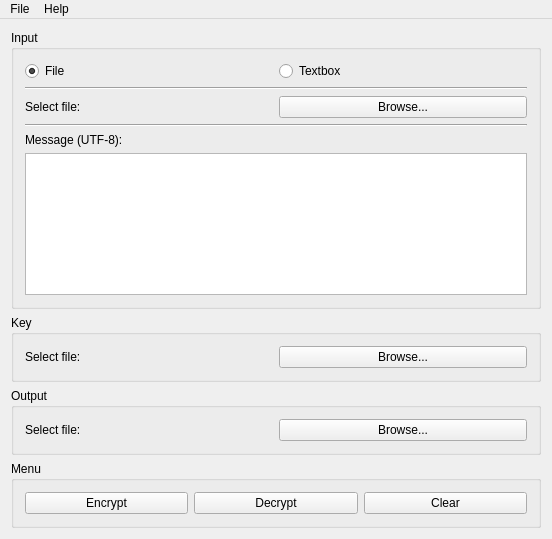
Old version of the form crackwindow.ui in the repository IvanAlejandro888/crackcryptor.
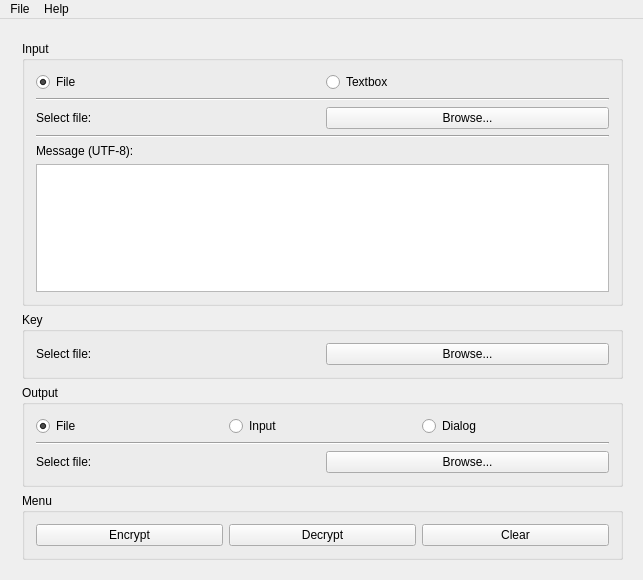
New version of the form. Icons and pictures are not drawn.

```diff
--- a/crackwindow.ui
+++ b/crackwindow.ui
@@ -6,8 +6,8 @@
    <rect>
     <x>0</x>
     <y>0</y>
-    <width>552</width>
-    <height>539</height>
+    <width>643</width>
+    <height>580</height>
    </rect>
   </property>
   <property name="windowTitle">
@@ -20,6 +20,36 @@
   <widget class="QWidget" name="centralWidget">
    <layout class="QVBoxLayout" name="verticalLayout">
     <item>
+     <widget class="QScrollArea" name="scrollArea">
+      <property name="frameShape">
+       <enum>QFrame::VLine</enum>
+      </property>
+      <property name="frameShadow">
+       <enum>QFrame::Plain</enum>
+      </property>
+      <property name="lineWidth">
+       <number>-1</number>
+      </property>
+      <property name="horizontalScrollBarPolicy">
+       <enum>Qt::ScrollBarAsNeeded</enum>
+      </property>
+      <property name="sizeAdjustPolicy">
+       <enum>QAbstractScrollArea::AdjustToContents</enum>
+      </property>
+      <property name="widgetResizable">
+       <bool>true</bool>
+      </property>
+      <widget class="QWidget" name="main_scroll">
+       <property name="geometry">
+        <rect>
+         <x>0</x>
+         <y>0</y>
+         <width>627</width>
+         <height>541</height>
+        </rect>
+       </property>
+       <layout class="QVBoxLayout" name="verticalLayout_5">
+        <item>
      <widget class="QGroupBox" name="iGroup">
       <property name="title">
        <string>Input</string>
@@ -124,6 +154,41 @@
        <string>Output</string>
       </property>
       <layout class="QVBoxLayout" name="verticalLayout_4">
+           <item>
+            <layout class="QHBoxLayout" name="horizontalLayout_4">
+             <item>
+              <widget class="QRadioButton" name="gFile2">
+               <property name="text">
+                <string>File</string>
+               </property>
+               <property name="checked">
+                <bool>true</bool>
+               </property>
+              </widget>
+             </item>
+             <item>
+              <widget class="QRadioButton" name="gInput">
+               <property name="text">
+                <string>Input</string>
+               </property>
+              </widget>
+             </item>
+             <item>
+              <widget class="QRadioButton" name="gDialog">
+               <property name="text">
+                <string>Dialog</string>
+               </property>
+              </widget>
+             </item>
+            </layout>
+           </item>
+           <item>
+            <widget class="Line" name="line_3">
+             <property name="orientation">
+              <enum>Qt::Horizontal</enum>
+             </property>
+            </widget>
+           </item>
        <item>
         <layout class="QHBoxLayout" name="horizontalLayout_6">
          <item>
@@ -177,12 +242,16 @@
     </item>
    </layout>
   </widget>
+     </widget>
+    </item>
+   </layout>
+  </widget>
   <widget class="QMenuBar" name="menuBar">
    <property name="geometry">
     <rect>
      <x>0</x>
      <y>0</y>
-     <width>552</width>
+     <width>643</width>
      <height>23</height>
     </rect>
    </property>
```
Left out of the diff: 10 changed lines with no effect on the pictures. Lines whose indentation alone changed are shown as unchanged.
